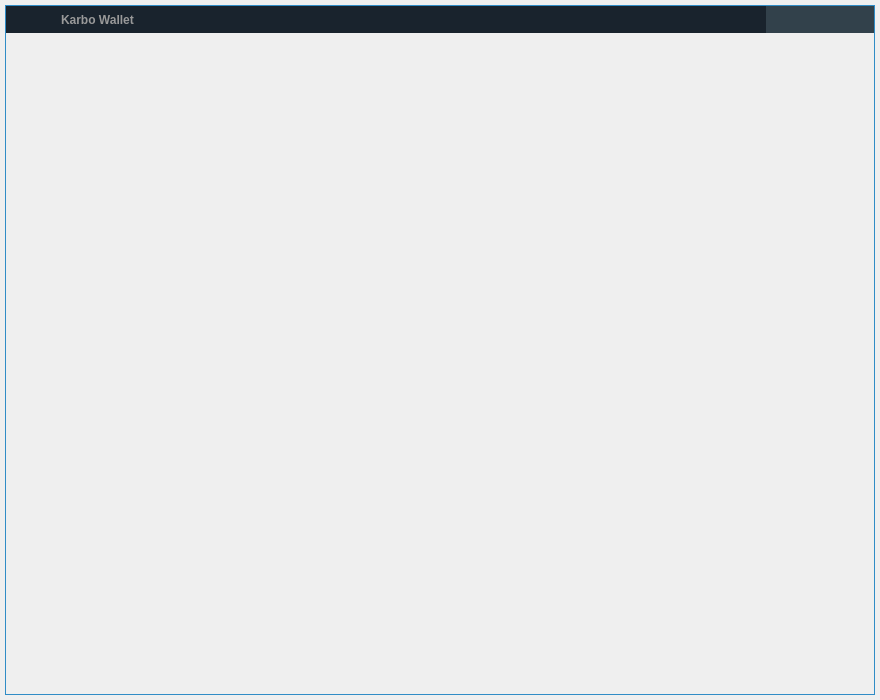
Above: framelesswindow/framelesswindow.ui from seredat/karbowanecwallet before the change. Below: the same form after it.
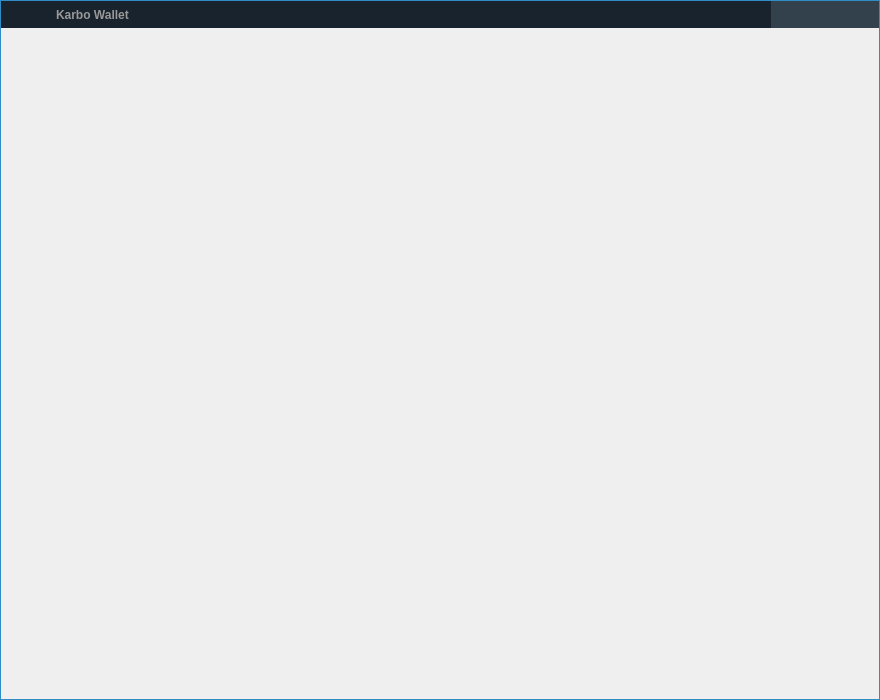
That is the form after the change. Icons and pictures are not drawn. Custom widgets are drawn as their Qt base class.

Commit message:
Remove that fake shadow and margin
which prevents moving window to the edges of the screen on Ubuntu or even causes black frame around it

Patch:
```diff
--- a/framelesswindow/framelesswindow.ui
+++ b/framelesswindow/framelesswindow.ui
@@ -21,16 +21,16 @@
     <number>0</number>
    </property>
    <property name="leftMargin">
-    <number>5</number>
+    <number>0</number>
    </property>
    <property name="topMargin">
-    <number>5</number>
+    <number>0</number>
    </property>
    <property name="rightMargin">
-    <number>5</number>
+    <number>0</number>
    </property>
    <property name="bottomMargin">
-    <number>5</number>
+    <number>0</number>
    </property>
    <item>
     <widget class="QWidget" name="windowFrame" native="true">
```
The commit also changes 2 other files.
